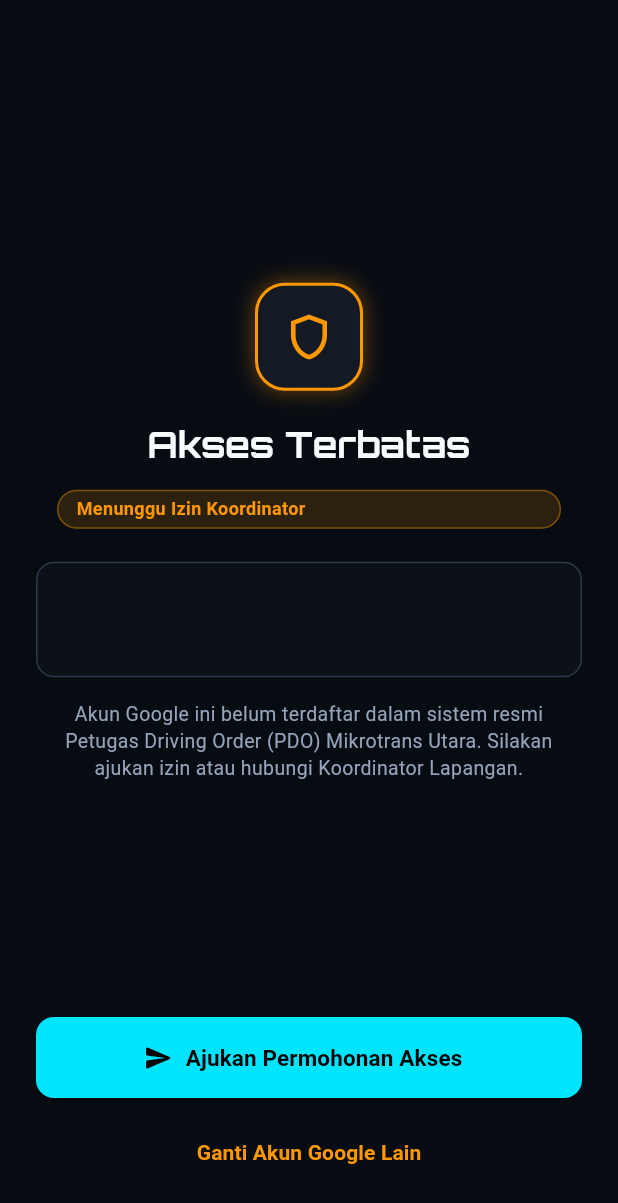
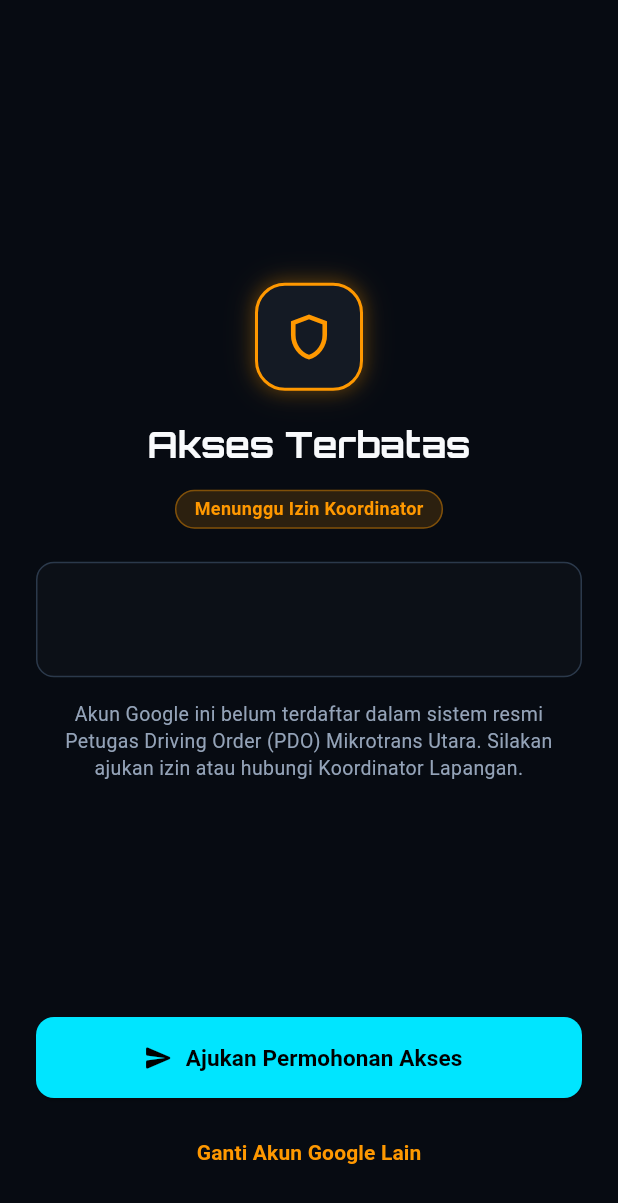
Before and after one commit to biiCode37/hedge-cross, a Flutter app: the PendingApprovalScreen screen opened directly with empty values, on a phone screen of 412 x 824 dp. Shown: the top 1203 px of the screen. Run offline on Flutter 3.47's test engine with Material 3 defaults, Android fonts, the phone set to English and light mode, and no system bars; our stand-ins replace drift, file_picker, flutter_local_notifications, flutter_riverpod, pdf, share_plus and 2 more; missing offline and left inert: excel; accounts and stored records are empty.

Commit message:
fix(lint): fix Container alignment, use withValues, and clean imports

```diff
--- a/lib/ui/pending_approval_screen.dart
+++ b/lib/ui/pending_approval_screen.dart
@@ -57,7 +57,7 @@ class PendingApprovalScreen extends StatelessWidget {
               const SizedBox(height: 8),
               Container(
                 padding: const EdgeInsets.symmetric(horizontal: 14, vertical: 6),
-                align: Alignment.center,
+                alignment: Alignment.center,
                 child: Container(
                   padding: const EdgeInsets.symmetric(horizontal: 12, vertical: 4),
                   decoration: BoxDecoration(
--- a/lib/ui/sync_status_pill.dart
+++ b/lib/ui/sync_status_pill.dart
@@ -41,9 +41,9 @@ class SyncStatusPill extends StatelessWidget {
       child: Container(
         padding: const EdgeInsets.symmetric(horizontal: 10, vertical: 4),
         decoration: BoxDecoration(
-          color: color.withOpacity(0.15),
+          color: color.withValues(alpha: 0.15),
           borderRadius: BorderRadius.circular(16),
-          border: Border.all(color: color.withOpacity(0.4)),
+          border: Border.all(color: color.withValues(alpha: 0.4)),
         ),
         child: Row(
           mainAxisSize: MainAxisSize.min,
```
Also changed, not shown: 1 other file.
